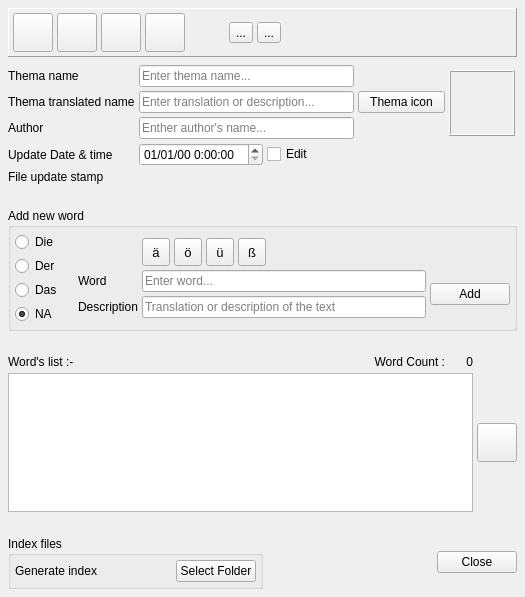
This is src/thema_builder/thema_builder.ui in vikaspachdha/der_artikel as Qt 5 draws it before an edit. The edited form follows.
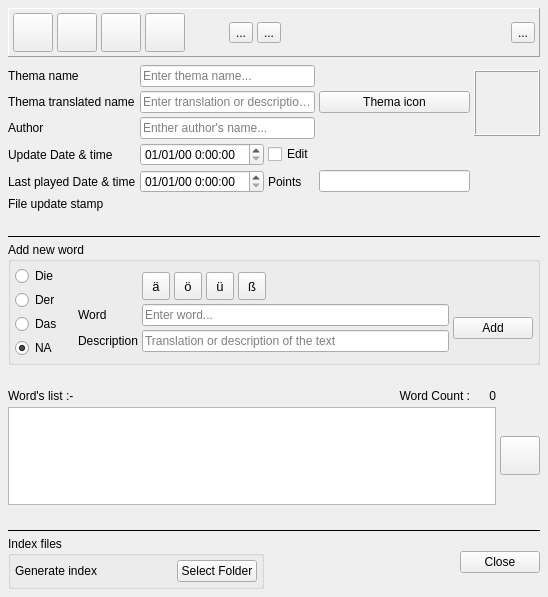
This is the edited form. Icons and pictures are not drawn.

Commit message: Private data editable in thema builder. (Used for testing purpose)

What changed in the file:
```diff
--- a/src/thema_builder/thema_builder.ui
+++ b/src/thema_builder/thema_builder.ui
@@ -6,7 +6,7 @@
    <rect>
     <x>0</x>
     <y>0</y>
-    <width>525</width>
+    <width>548</width>
     <height>597</height>
    </rect>
   </property>
@@ -35,7 +35,72 @@
    <property name="spacing">
     <number>4</number>
    </property>
-   <item row="8" column="0" colspan="6">
+   <item row="14" column="0" colspan="6">
+    <spacer name="verticalSpacer_4">
+     <property name="orientation">
+      <enum>Qt::Vertical</enum>
+     </property>
+     <property name="sizeType">
+      <enum>QSizePolicy::Fixed</enum>
+     </property>
+     <property name="sizeHint" stdset="0">
+      <size>
+       <width>20</width>
+       <height>20</height>
+      </size>
+     </property>
+    </spacer>
+   </item>
+   <item row="7" column="0">
+    <widget class="QLabel" name="label_9">
+     <property name="text">
+      <string>File update stamp</string>
+     </property>
+    </widget>
+   </item>
+   <item row="16" column="3" colspan="3">
+    <widget class="QDialogButtonBox" name="_btn_box">
+     <property name="standardButtons">
+      <set>QDialogButtonBox::Close</set>
+     </property>
+    </widget>
+   </item>
+   <item row="3" column="3">
+    <widget class="QPushButton" name="_icon_btn">
+     <property name="text">
+      <string>Thema icon</string>
+     </property>
+    </widget>
+   </item>
+   <item row="2" column="1" colspan="2">
+    <widget class="QLineEdit" name="_thema_name_edit">
+     <property name="placeholderText">
+      <string>Enter thema name...</string>
+     </property>
+    </widget>
+   </item>
+   <item row="4" column="1" colspan="2">
+    <widget class="QLineEdit" name="_author_name_edit">
+     <property name="placeholderText">
+      <string>Enther author's name...</string>
+     </property>
+    </widget>
+   </item>
+   <item row="3" column="1" colspan="2">
+    <widget class="QLineEdit" name="_thema_tr_name_edit">
+     <property name="placeholderText">
+      <string>Enter translation or description...</string>
+     </property>
+    </widget>
+   </item>
+   <item row="7" column="1">
+    <widget class="QLabel" name="_update_time_stamp_lbl">
+     <property name="text">
+      <string/>
+     </property>
+    </widget>
+   </item>
+   <item row="10" column="0" colspan="6">
     <widget class="QGroupBox" name="groupBox">
      <property name="minimumSize">
       <size>
@@ -450,24 +515,157 @@
         </property>
        </spacer>
       </item>
+      <item>
+       <widget class="QToolButton" name="_private_data_btn">
+        <property name="toolTip">
+         <string>Export csv</string>
+        </property>
+        <property name="text">
+         <string>...</string>
+        </property>
+        <property name="icon">
+         <iconset resource="resources.qrc">
+          <normaloff>:/res/resources/robber.png</normaloff>:/res/resources/robber.png</iconset>
+        </property>
+        <property name="iconSize">
+         <size>
+          <width>32</width>
+          <height>32</height>
+         </size>
+        </property>
+        <property name="checkable">
+         <bool>true</bool>
+        </property>
+       </widget>
+      </item>
      </layout>
     </widget>
    </item>
-   <item row="5" column="1">
-    <widget class="QDateTimeEdit" name="_update_date_time_edit">
-     <property name="displayFormat">
-      <string>dd/MM/yy H:mm:ss</string>
+   <item row="16" column="0" colspan="2">
+    <widget class="QGroupBox" name="groupBox_2">
+     <property name="title">
+      <string>Index files</string>
      </property>
+     <layout class="QHBoxLayout" name="horizontalLayout">
+      <property name="spacing">
+       <number>4</number>
+      </property>
+      <property name="leftMargin">
+       <number>4</number>
+      </property>
+      <property name="topMargin">
+       <number>4</number>
+      </property>
+      <property name="rightMargin">
+       <number>4</number>
+      </property>
+      <property name="bottomMargin">
+       <number>4</number>
+      </property>
+      <item>
+       <widget class="QLabel" name="label_10">
+        <property name="sizePolicy">
+         <sizepolicy hsizetype="Expanding" vsizetype="Preferred">
+          <horstretch>0</horstretch>
+          <verstretch>0</verstretch>
+         </sizepolicy>
+        </property>
+        <property name="text">
+         <string>Generate index</string>
+        </property>
+       </widget>
+      </item>
+      <item>
+       <widget class="QPushButton" name="_index_btn">
+        <property name="text">
+         <string>Select Folder</string>
+        </property>
+       </widget>
+      </item>
+     </layout>
     </widget>
    </item>
-   <item row="5" column="2">
-    <widget class="QCheckBox" name="_enabe_update_date_chk">
+   <item row="11" column="0" colspan="6">
+    <spacer name="verticalSpacer">
+     <property name="orientation">
+      <enum>Qt::Vertical</enum>
+     </property>
+     <property name="sizeType">
+      <enum>QSizePolicy::Fixed</enum>
+     </property>
+     <property name="sizeHint" stdset="0">
+      <size>
+       <width>20</width>
+       <height>20</height>
+      </size>
+     </property>
+    </spacer>
+   </item>
+   <item row="9" column="0" colspan="6">
+    <widget class="Line" name="line_2">
+     <property name="frameShadow">
+      <enum>QFrame::Plain</enum>
+     </property>
+     <property name="orientation">
+      <enum>Qt::Horizontal</enum>
+     </property>
+    </widget>
+   </item>
+   <item row="2" column="4" rowspan="3" colspan="2">
+    <widget class="QLabel" name="_icon_lbl">
+     <property name="minimumSize">
+      <size>
+       <width>66</width>
+       <height>66</height>
+      </size>
+     </property>
+     <property name="maximumSize">
+      <size>
+       <width>64</width>
+       <height>64</height>
+      </size>
+     </property>
+     <property name="frameShape">
+      <enum>QFrame::Box</enum>
+     </property>
+     <property name="frameShadow">
+      <enum>QFrame::Raised</enum>
+     </property>
+     <property name="lineWidth">
+      <number>1</number>
+     </property>
      <property name="text">
-      <string>Edit</string>
+      <string/>
      </property>
+     <property name="pixmap">
+      <pixmap resource="resources.qrc">:/res/resources/thema_generic.png</pixmap>
+     </property>
     </widget>
    </item>
-   <item row="10" column="3">
+   <item row="12" column="4">
+    <widget class="QLabel" name="_word_count_lbl">
+     <property name="maximumSize">
+      <size>
+       <width>24</width>
+       <height>16777215</height>
+      </size>
+     </property>
+     <property name="text">
+      <string>0</string>
+     </property>
+     <property name="alignment">
+      <set>Qt::AlignRight|Qt::AlignTrailing|Qt::AlignVCenter</set>
+     </property>
+    </widget>
+   </item>
+   <item row="12" column="0" colspan="3">
+    <widget class="QLabel" name="label_4">
+     <property name="text">
+      <string>Word's list :-</string>
+     </property>
+    </widget>
+   </item>
+   <item row="12" column="3">
     <widget class="QLabel" name="label_8">
      <property name="text">
       <string>Word Count :</string>
@@ -490,14 +688,31 @@
      </property>
     </widget>
    </item>
-   <item row="10" column="0" colspan="3">
-    <widget class="QLabel" name="label_4">
+   <item row="5" column="2">
+    <widget class="QCheckBox" name="_enabe_update_date_chk">
      <property name="text">
-      <string>Word's list :-</string>
+      <string>Edit</string>
      </property>
     </widget>
    </item>
-   <item row="11" column="0" colspan="5">
+   <item row="5" column="1">
+    <widget class="QDateTimeEdit" name="_update_date_time_edit">
+     <property name="displayFormat">
+      <string>dd/MM/yy H:mm:ss</string>
+     </property>
+    </widget>
+   </item>
+   <item row="15" column="0" colspan="6">
+    <widget class="Line" name="line">
+     <property name="frameShadow">
+      <enum>QFrame::Plain</enum>
+     </property>
+     <property name="orientation">
+      <enum>Qt::Horizontal</enum>
+     </property>
+    </widget>
+   </item>
+   <item row="13" column="0" colspan="5">
     <widget class="QListWidget" name="_word_list">
      <property name="alternatingRowColors">
       <bool>true</bool>
@@ -510,7 +725,7 @@
      </property>
     </widget>
    </item>
-   <item row="11" column="5">
+   <item row="13" column="5">
     <widget class="QToolButton" name="_delete_btn">
      <property name="toolTip">
       <string>Delete selected words.</string>
@@ -527,30 +742,7 @@
      </property>
     </widget>
    </item>
-   <item row="1" column="0" colspan="6">
-    <spacer name="verticalSpacer_3">
-     <property name="orientation">
-      <enum>Qt::Vertical</enum>
-     </property>
-     <property name="sizeType">
-      <enum>QSizePolicy::Fixed</enum>
-     </property>
-     <property name="sizeHint" stdset="0">
-      <size>
-       <width>0</width>
-       <height>4</height>
-      </size>
-     </property>
-    </spacer>
-   </item>
-   <item row="3" column="3">
-    <widget class="QPushButton" name="_icon_btn">
-     <property name="text">
-      <string>Thema icon</string>
-     </property>
-    </widget>
-   </item>
-   <item row="7" column="0" colspan="3">
+   <item row="8" column="0" colspan="3">
     <spacer name="verticalSpacer_2">
      <property name="orientation">
       <enum>Qt::Vertical</enum>
@@ -566,26 +758,6 @@
      </property>
     </spacer>
    </item>
-   <item row="2" column="0">
-    <widget class="QLabel" name="label">
-     <property name="sizePolicy">
-      <sizepolicy hsizetype="Maximum" vsizetype="Preferred">
-       <horstretch>0</horstretch>
-       <verstretch>0</verstretch>
-      </sizepolicy>
-     </property>
-     <property name="text">
-      <string>Thema name</string>
-     </property>
-    </widget>
-   </item>
-   <item row="5" column="0">
-    <widget class="QLabel" name="label_7">
-     <property name="text">
-      <string>Update Date &amp; time</string>
-     </property>
-    </widget>
-   </item>
    <item row="3" column="0">
     <widget class="QLabel" name="label_2">
      <property name="sizePolicy">
@@ -599,170 +771,65 @@
      </property>
     </widget>
    </item>
+   <item row="5" column="0">
+    <widget class="QLabel" name="label_7">
+     <property name="text">
+      <string>Update Date &amp; time</string>
+     </property>
+    </widget>
+   </item>
+   <item row="2" column="0">
+    <widget class="QLabel" name="label">
+     <property name="sizePolicy">
+      <sizepolicy hsizetype="Maximum" vsizetype="Preferred">
+       <horstretch>0</horstretch>
+       <verstretch>0</verstretch>
+      </sizepolicy>
+     </property>
+     <property name="text">
+      <string>Thema name</string>
+     </property>
+    </widget>
+   </item>
+   <item row="1" column="0" colspan="6">
+    <spacer name="verticalSpacer_3">
+     <property name="orientation">
+      <enum>Qt::Vertical</enum>
+     </property>
+     <property name="sizeType">
+      <enum>QSizePolicy::Fixed</enum>
+     </property>
+     <property name="sizeHint" stdset="0">
+      <size>
+       <width>0</width>
+       <height>4</height>
+      </size>
+     </property>
+    </spacer>
+   </item>
    <item row="6" column="0">
-    <widget class="QLabel" name="label_9">
+    <widget class="QLabel" name="_last_played_lbl">
      <property name="text">
-      <string>File update stamp</string>
+      <string>Last played Date &amp; time</string>
      </property>
     </widget>
    </item>
    <item row="6" column="1">
-    <widget class="QLabel" name="_update_time_stamp_lbl">
-     <property name="text">
-      <string/>
+    <widget class="QDateTimeEdit" name="_last_played_date_time_edit">
+     <property name="displayFormat">
+      <string>dd/MM/yy H:mm:ss</string>
      </property>
     </widget>
    </item>
-   <item row="9" column="0" colspan="6">
-    <spacer name="verticalSpacer">
-     <property name="orientation">
-      <enum>Qt::Vertical</enum>
-     </property>
-     <property name="sizeType">
-      <enum>QSizePolicy::Fixed</enum>
-     </property>
-     <property name="sizeHint" stdset="0">
-      <size>
-       <width>20</width>
-       <height>20</height>
-      </size>
-     </property>
-    </spacer>
-   </item>
-   <item row="2" column="4" rowspan="3" colspan="2">
-    <widget class="QLabel" name="_icon_lbl">
-     <property name="minimumSize">
-      <size>
-       <width>66</width>
-       <height>66</height>
-      </size>
-     </property>
-     <property name="maximumSize">
-      <size>
-       <width>64</width>
-       <height>64</height>
-      </size>
-     </property>
-     <property name="frameShape">
-      <enum>QFrame::Box</enum>
-     </property>
-     <property name="frameShadow">
-      <enum>QFrame::Raised</enum>
-     </property>
-     <property name="lineWidth">
-      <number>1</number>
-     </property>
+   <item row="6" column="2">
+    <widget class="QLabel" name="_points_lbl">
      <property name="text">
-      <string/>
+      <string>Points</string>
      </property>
-     <property name="pixmap">
-      <pixmap resource="resources.qrc">:/res/resources/thema_generic.png</pixmap>
-     </property>
     </widget>
    </item>
-   <item row="2" column="1" colspan="2">
-    <widget class="QLineEdit" name="_thema_name_edit">
-     <property name="placeholderText">
-      <string>Enter thema name...</string>
-     </property>
-    </widget>
-   </item>
-   <item row="3" column="1" colspan="2">
-    <widget class="QLineEdit" name="_thema_tr_name_edit">
-     <property name="placeholderText">
-      <string>Enter translation or description...</string>
-     </property>
-    </widget>
-   </item>
-   <item row="4" column="1" colspan="2">
-    <widget class="QLineEdit" name="_author_name_edit">
-     <property name="placeholderText">
-      <string>Enther author's name...</string>
-     </property>
-    </widget>
-   </item>
-   <item row="10" column="4">
-    <widget class="QLabel" name="_word_count_lbl">
-     <property name="maximumSize">
-      <size>
-       <width>24</width>
-       <height>16777215</height>
-      </size>
-     </property>
-     <property name="text">
-      <string>0</string>
-     </property>
-     <property name="alignment">
-      <set>Qt::AlignRight|Qt::AlignTrailing|Qt::AlignVCenter</set>
-     </property>
-    </widget>
-   </item>
-   <item row="13" column="3" colspan="3">
-    <widget class="QDialogButtonBox" name="_btn_box">
-     <property name="standardButtons">
-      <set>QDialogButtonBox::Close</set>
-     </property>
-    </widget>
-   </item>
-   <item row="13" column="0" colspan="2">
-    <widget class="QGroupBox" name="groupBox_2">
-     <property name="title">
-      <string>Index files</string>
-     </property>
-     <layout class="QHBoxLayout" name="horizontalLayout">
-      <property name="spacing">
-       <number>4</number>
-      </property>
-      <property name="leftMargin">
-       <number>4</number>
-      </property>
-      <property name="topMargin">
-       <number>4</number>
-      </property>
-      <property name="rightMargin">
-       <number>4</number>
-      </property>
-      <property name="bottomMargin">
-       <number>4</number>
-      </property>
-      <item>
-       <widget class="QLabel" name="label_10">
-        <property name="sizePolicy">
-         <sizepolicy hsizetype="Expanding" vsizetype="Preferred">
-          <horstretch>0</horstretch>
-          <verstretch>0</verstretch>
-         </sizepolicy>
-        </property>
-        <property name="text">
-         <string>Generate index</string>
-        </property>
-       </widget>
-      </item>
-      <item>
-       <widget class="QPushButton" name="_index_btn">
-        <property name="text">
-         <string>Select Folder</string>
-        </property>
-       </widget>
-      </item>
-     </layout>
-    </widget>
-   </item>
-   <item row="12" column="0" colspan="6">
-    <spacer name="verticalSpacer_4">
-     <property name="orientation">
-      <enum>Qt::Vertical</enum>
-     </property>
-     <property name="sizeType">
-      <enum>QSizePolicy::Fixed</enum>
-     </property>
-     <property name="sizeHint" stdset="0">
-      <size>
-       <width>20</width>
-       <height>20</height>
-      </size>
-     </property>
-    </spacer>
+   <item row="6" column="3">
+    <widget class="QLineEdit" name="_points_edit"/>
    </item>
   </layout>
  </widget>
```
The commit also changes 4 other files.
